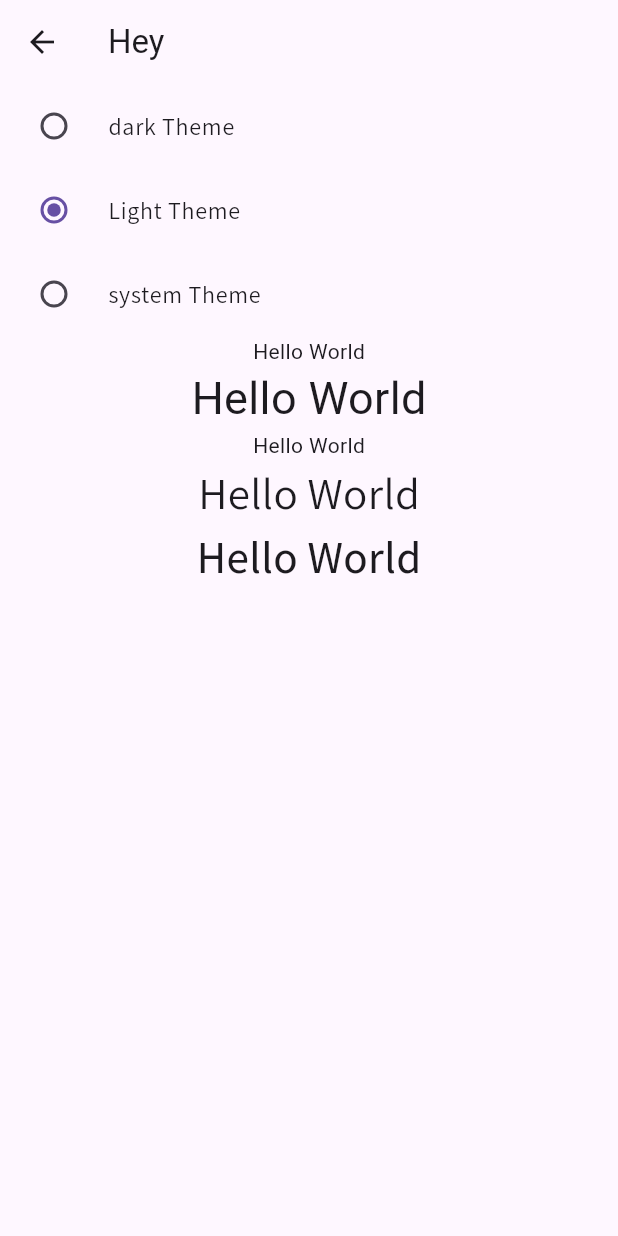
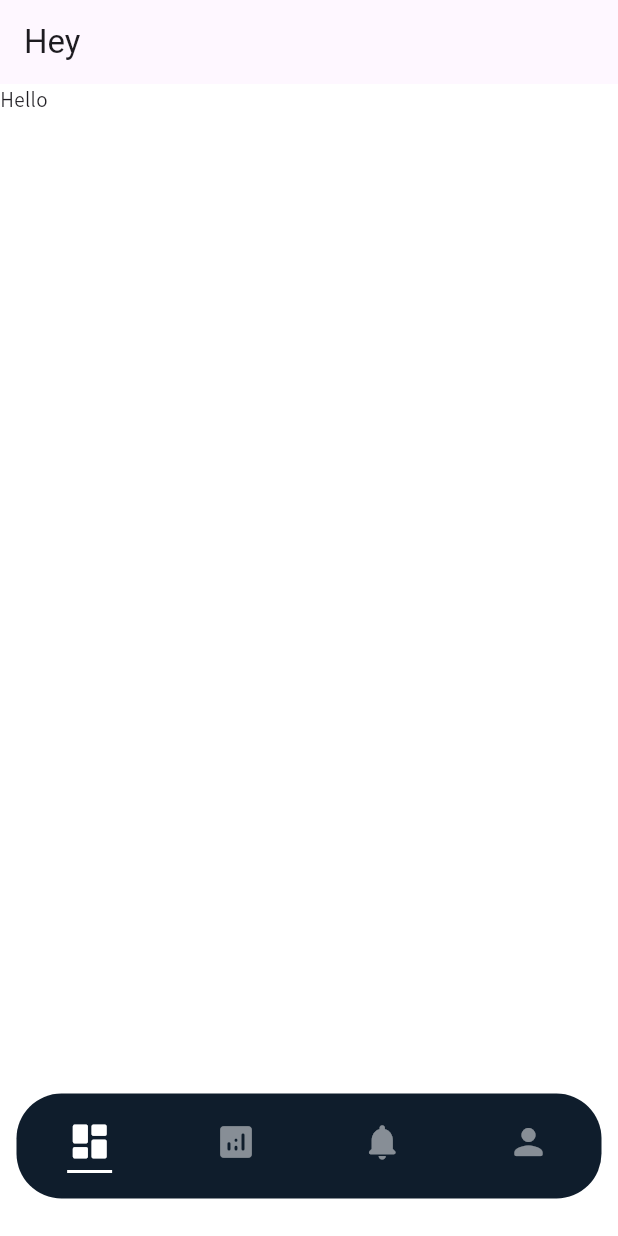
Before and after one commit to Darshil-05/SGP-Project, a Flutter app: the Home screen opened directly, on a phone screen of 412 x 824 dp. Run offline on Flutter 3.47's test engine with Material 3 defaults, Android fonts, the phone set to English and light mode, and no system bars; Roboto replaces fonts that are missing (boldfont, extraboldfont, normalfont).

Commit message:
auth done

```diff
--- a/charusat_recruitment/lib/screens/home.dart
+++ b/charusat_recruitment/lib/screens/home.dart
@@ -1,4 +1,5 @@
 import 'package:charusat_recruitment/Providers/theme_provider.dart';
+import 'package:charusat_recruitment/screens/screens_after_auth/customtabbar.dart';
 import 'package:flutter/material.dart';
 import 'package:provider/provider.dart';
 
@@ -13,37 +14,15 @@ class Home extends StatefulWidget {
 class _HomeState extends State<Home> {
   @override
   Widget build(BuildContext context) {
-    final themechanger = Provider.of<Themechange>(context);
     return Scaffold(
         appBar: AppBar(
           title: Text("Hey"),
         ),
-        body: Column(
-          children: [
-                  RadioListTile<ThemeMode>(
-              title: Text('dark Theme'),
-                value: ThemeMode.dark,
-                 groupValue: themechanger.themeMode,
-                  onChanged: themechanger.setTheme
-                  ),
-                   RadioListTile<ThemeMode>(
-              title:  Text('Light Theme'),
-                value: ThemeMode.light,
-                 groupValue: themechanger.themeMode,
-                  onChanged: themechanger.setTheme
-                  ),
-                  RadioListTile<ThemeMode>(
-              title:  Text('system Theme'),
-                value: ThemeMode.system,
-                 groupValue: themechanger.themeMode,
-                  onChanged: themechanger.setTheme
-                  ),
-                  Text("Hello World" , style: TextStyle(fontFamily: "normalfont"),),
-                  Text("Hello World" , style: TextStyle(fontFamily: "boldfont" , fontSize: 30),),
-                  Text("Hello World" , style: TextStyle(fontFamily: "extraboldfont"),),
-                  Text("Hello World" , style: TextStyle(fontFamily: "regularfont",fontSize: 30 , fontWeight: FontWeight.w200),),
-                  Text("Hello World" , style: TextStyle(fontFamily: "mediumfont", fontSize: 30),),
-          ],
-        ));
+        body: Text("Hello"),
+        bottomNavigationBar: Padding(
+          padding: const EdgeInsets.only(bottom: 25),
+          child: CustomTabBar(),
+        ),
+        );
   }
 }
--- /dev/null
+++ b/charusat_recruitment/lib/screens/screens_after_auth/customtabbar.dart
@@ -0,0 +1,75 @@
+import 'package:flutter/cupertino.dart';
+import 'package:flutter/material.dart';
+
+// Define a list of icons for the bottom navigation
+List<IconData> bottomNavigationItems = [
+  Icons.dashboard_rounded,
+  Icons.analytics_rounded,
+  Icons.notifications_rounded,
+  Icons.person_rounded,
+];
+
+class CustomTabBar extends StatefulWidget {
+  const CustomTabBar({super.key});
+
+  @override
+  State<CustomTabBar> createState() => _CustomTabBarState();
+}
+
+class _CustomTabBarState extends State<CustomTabBar> {
+  // Variable to track the selected index
+  int _selectedIndex = 0;
+
+  @override
+  Widget build(BuildContext context) {
+    return SafeArea(
+      child: Container(
+        margin: EdgeInsets.symmetric(horizontal: 11),
+        height: 70,
+        decoration: BoxDecoration(
+          color: const Color(0xff0f1d2c),
+          borderRadius: BorderRadius.all(Radius.circular(30)),
+        ),
+        child: Row(
+          mainAxisAlignment: MainAxisAlignment.spaceAround,
+          children: List.generate(
+            bottomNavigationItems.length,
+            (index) {
+              bool isSelected = index == _selectedIndex;
+              return Expanded(
+                child: CupertinoButton(
+                  onPressed: () {
+                    setState(() {
+                      _selectedIndex = index;
+                    });
+                  },
+                  child: Column(
+                    mainAxisAlignment: MainAxisAlignment.center,
+                    children: [
+                      AnimatedOpacity(
+                        opacity: isSelected ? 1.0 : 0.5,
+                        duration: Duration(milliseconds: 200),
+                        child: Icon(
+                          bottomNavigationItems[index],
+                          color: Colors.white,
+                          size: isSelected ? 30 : 28,
+                        ),
+                      ),
+                      SizedBox(height: 4),
+                      AnimatedContainer(
+                        duration: Duration(milliseconds: 200),
+                        height: 2,
+                        width: isSelected ? 30 : 0,
+                        color: Colors.white,
+                      ),
+                    ],
+                  ),
+                ),
+              );
+            },
+          ),
+        ),
+      ),
+    );
+  }
+}
--- a/charusat_recruitment/lib/theme.dart
+++ b/charusat_recruitment/lib/theme.dart
@@ -1,28 +1,23 @@
 import 'package:flutter/material.dart';
 
-class ThemeManager{
+class ThemeManager {
+  static ThemeData lightmode = ThemeData(
+      brightness: Brightness.light,
+      primaryColor: const Color(0xff0f1d2c),
+      textTheme: const TextTheme(
+        bodyLarge: TextStyle(fontFamily: "regularfont"),
+        bodyMedium: TextStyle(fontFamily: "regularfont"),
+        bodySmall: TextStyle(fontFamily: "regularfont"),
+      ),
+      scaffoldBackgroundColor: Colors.white);
 
-
-
-  static ThemeData lightmode=ThemeData(
-    brightness: Brightness.light,
-    primaryColor: Color(0xff0f1d2c),
-    textTheme: const TextTheme(
-      bodyLarge: TextStyle(fontFamily: "regularfont" ),
-      bodyMedium: TextStyle(fontFamily: "regularfont" ),
-      bodySmall: TextStyle(fontFamily: "regularfont" ),
-    )
-  );
-
-  static ThemeData darkmode=ThemeData(
-    brightness: Brightness.dark,
-    primaryColor: Color(0xff0f1d2c),
-    textTheme: const TextTheme(
-      bodyLarge: TextStyle(fontFamily: "regularfont" ),
-      bodyMedium: TextStyle(fontFamily: "regularfont" ),
-      bodySmall: TextStyle(fontFamily: "regularfont" ),
-    )
-  );
-
-
+  static ThemeData darkmode = ThemeData(
+      brightness: Brightness.dark,
+      primaryColor: const Color(0xff0f1d2c),
+      textTheme: const TextTheme(
+        bodyLarge: TextStyle(fontFamily: "regularfont"),
+        bodyMedium: TextStyle(fontFamily: "regularfont"),
+        bodySmall: TextStyle(fontFamily: "regularfont"),
+      ),
+      scaffoldBackgroundColor: const Color(0xff181b24));
 }
```
Also changed, not shown: charusat_recruitment/lib/main.dart (+17 -3 lines), charusat_recruitment/lib/screens/auth/forgotpage.dart (+18 -71 lines), charusat_recruitment/lib/screens/auth/login.dart (+12 -5 lines), charusat_recruitment/lib/screens/auth/otp.dart (+1 -14 lines), charusat_recruitment/lib/screens/auth/register.dart (+15 -9 lines), charusat_recruitment/lib/screens/auth/registerheader.dart (+20 -18 lines), charusat_recruitment/lib/screens/welcome.dart (+19 -7 lines).
